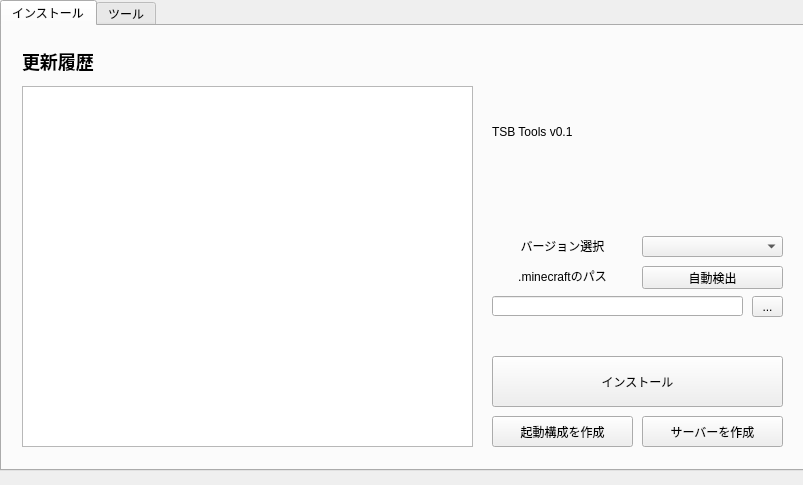
This is main.ui in 0kq-github/TSBTools as Qt 5 draws it before an edit. The edited form follows.
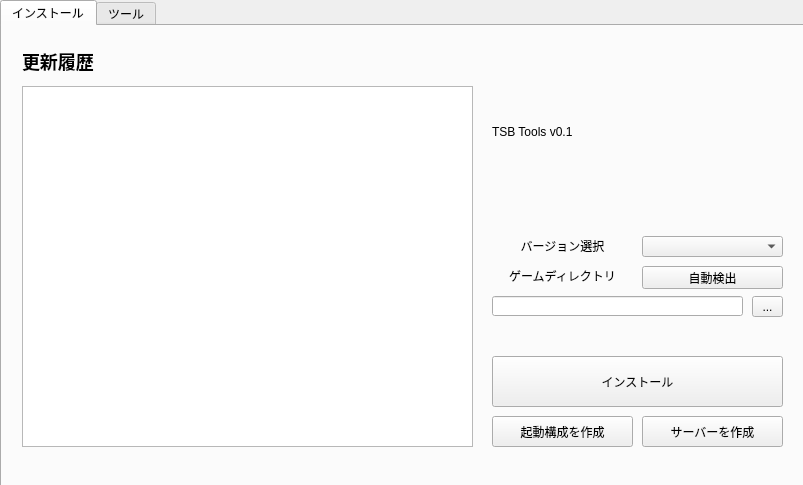
This is the edited form.

```diff
--- a/main.ui
+++ b/main.ui
@@ -16,6 +16,18 @@
     <verstretch>0</verstretch>
    </sizepolicy>
   </property>
+  <property name="minimumSize">
+   <size>
+    <width>803</width>
+    <height>485</height>
+   </size>
+  </property>
+  <property name="maximumSize">
+   <size>
+    <width>803</width>
+    <height>485</height>
+   </size>
+  </property>
   <property name="windowTitle">
    <string>MainWindow</string>
   </property>
@@ -26,9 +38,15 @@
       <x>0</x>
       <y>0</y>
       <width>811</width>
-      <height>471</height>
+      <height>491</height>
      </rect>
     </property>
+    <property name="sizePolicy">
+     <sizepolicy hsizetype="Expanding" vsizetype="Expanding">
+      <horstretch>0</horstretch>
+      <verstretch>0</verstretch>
+     </sizepolicy>
+    </property>
     <property name="currentIndex">
      <number>0</number>
     </property>
@@ -169,7 +187,7 @@
        </rect>
       </property>
       <property name="text">
-       <string>&lt;html&gt;&lt;head/&gt;&lt;body&gt;&lt;p align=&quot;center&quot;&gt;.minecraftのパス&lt;/p&gt;&lt;/body&gt;&lt;/html&gt;</string>
+       <string>&lt;html&gt;&lt;head/&gt;&lt;body&gt;&lt;p align=&quot;center&quot;&gt;ゲームディレクトリ&lt;/p&gt;&lt;/body&gt;&lt;/html&gt;</string>
       </property>
      </widget>
      <widget class="QPushButton" name="pushButton">
```
